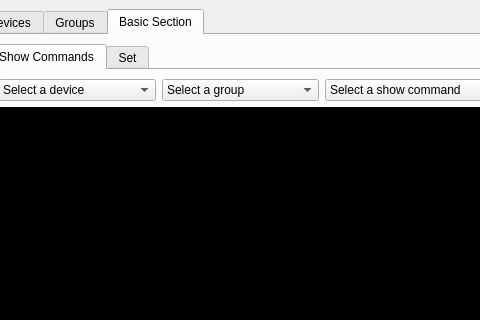
Before: the Qt Designer form main.ui in saad909/cnsrc, drawn with Qt 5; both pictures show x 277 to 757 and y 0 to 320 of the 976 by 703 pixel window.
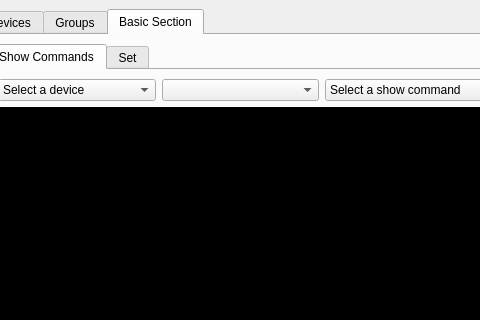
After: the same form once the commit is applied.

Commit message: groups and devices section completed

```diff
--- a/main.ui
+++ b/main.ui
@@ -945,13 +945,7 @@
              </widget>
             </item>
             <item row="0" column="1">
-             <widget class="QComboBox" name="cb_bt_all_groups">
-              <item>
-               <property name="text">
-                <string>Select a group</string>
-               </property>
-              </item>
-             </widget>
+             <widget class="QComboBox" name="cb_bt_all_groups"/>
             </item>
             <item row="0" column="0">
              <widget class="QComboBox" name="cb_bt_all_devices">
```
The commit also changes 8 other files.
